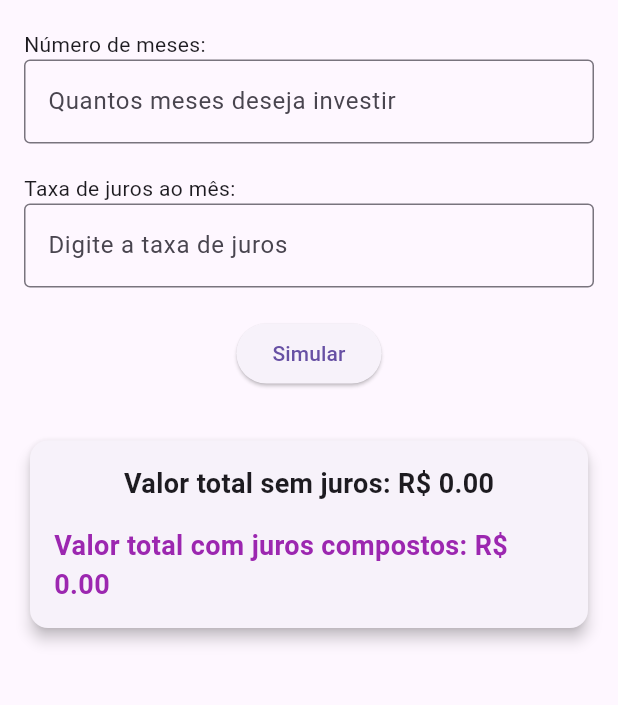
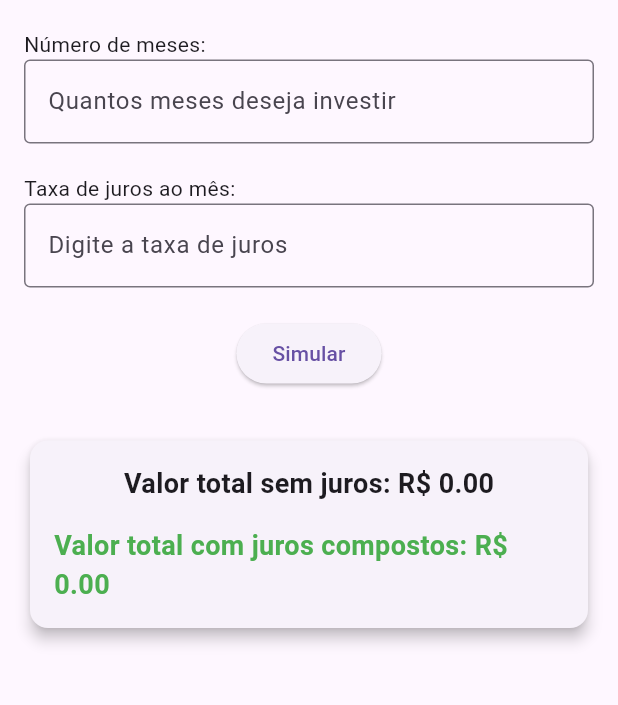
Before and after one commit to GuiMassucatto/investimento, a Flutter app: the screen it shows after launch, on a phone screen of 412 x 824 dp, the part 227-932 px from its top. Run offline on Flutter 3.47's test engine with Material 3 defaults, Android fonts, the phone set to English and light mode, and no system bars.

Commit message:
Update main.dart

```diff
--- a/lib/main.dart
+++ b/lib/main.dart
@@ -12,7 +12,7 @@ class InvestimentoApp extends StatelessWidget {
     return MaterialApp(
       title: 'Simulador de Investimentos',
       theme: ThemeData(
-        primarySwatch: Colors.purple,
+        primarySwatch: Colors.green,
       ),
       home: const InvestimentoPage(),
     );
@@ -128,7 +128,7 @@ class _InvestimentoPageState extends State<InvestimentoPage> {
                       style: const TextStyle(
                           fontSize: 18,
                           fontWeight: FontWeight.bold,
-                          color: Colors.purple),
+                          color: Colors.green),
                     ),
                   ],
                 ),
```
